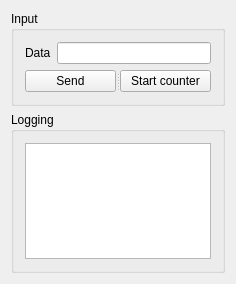
This is widget.ui in kiselvserg/ftdi as Qt 5 draws it before an edit. The edited form follows.
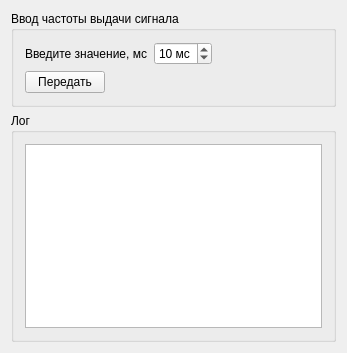
This is the edited form.

Commit message:
Интерфейс
Переделан интерфейс, сделал на русском языке

Patch:
```diff
--- a/widget.ui
+++ b/widget.ui
@@ -6,50 +6,91 @@
    <rect>
     <x>0</x>
     <y>0</y>
-    <width>236</width>
-    <height>284</height>
+    <width>347</width>
+    <height>353</height>
    </rect>
   </property>
   <property name="windowTitle">
    <string>Widget</string>
   </property>
-  <layout class="QVBoxLayout" name="verticalLayout">
+  <layout class="QVBoxLayout" name="verticalLayout_3">
    <item>
     <widget class="QGroupBox" name="groupBox">
      <property name="title">
-      <string>Input</string>
+      <string>Ввод частоты выдачи сигнала</string>
      </property>
      <layout class="QVBoxLayout" name="verticalLayout_2">
       <item>
+       <layout class="QVBoxLayout" name="verticalLayout">
+        <item>
        <layout class="QHBoxLayout" name="horizontalLayout">
         <item>
          <widget class="QLabel" name="label">
+            <property name="sizePolicy">
+             <sizepolicy hsizetype="Fixed" vsizetype="Preferred">
+              <horstretch>0</horstretch>
+              <verstretch>0</verstretch>
+             </sizepolicy>
+            </property>
           <property name="text">
-           <string>Data</string>
+             <string>Введите значение, мс</string>
           </property>
          </widget>
         </item>
         <item>
-         <widget class="QLineEdit" name="lineEdit"/>
-        </item>
-       </layout>
-      </item>
+           <widget class="QSpinBox" name="spinBox">
+            <property name="sizePolicy">
+             <sizepolicy hsizetype="Fixed" vsizetype="Fixed">
+              <horstretch>0</horstretch>
+              <verstretch>0</verstretch>
+             </sizepolicy>
+            </property>
+            <property name="suffix">
+             <string> мс</string>
+            </property>
+            <property name="minimum">
+             <number>5</number>
+            </property>
+            <property name="maximum">
+             <number>64</number>
+            </property>
+            <property name="singleStep">
+             <number>10</number>
+            </property>
+            <property name="value">
+             <number>10</number>
+            </property>
+           </widget>
+          </item>
       <item>
-       <widget class="QSplitter" name="splitter">
+           <spacer name="horizontalSpacer">
         <property name="orientation">
          <enum>Qt::Horizontal</enum>
         </property>
+            <property name="sizeHint" stdset="0">
+             <size>
+              <width>40</width>
+              <height>20</height>
+             </size>
+            </property>
+           </spacer>
+          </item>
+         </layout>
+        </item>
+        <item>
         <widget class="QPushButton" name="pushButton">
-         <property name="text">
-          <string>Send</string>
-         </property>
-        </widget>
-        <widget class="QPushButton" name="pushButton_2">
+          <property name="sizePolicy">
+           <sizepolicy hsizetype="Fixed" vsizetype="Fixed">
+            <horstretch>0</horstretch>
+            <verstretch>0</verstretch>
+           </sizepolicy>
+          </property>
          <property name="text">
-          <string>Start counter</string>
-         </property>
-        </widget>
-       </widget>
+           <string>Передать</string>
+          </property>
+         </widget>
+        </item>
+       </layout>
       </item>
      </layout>
     </widget>
@@ -57,7 +98,7 @@
    <item>
     <widget class="QGroupBox" name="groupBox_2">
      <property name="title">
-      <string>Logging</string>
+      <string>Лог</string>
      </property>
      <layout class="QGridLayout" name="gridLayout_3">
       <item row="0" column="0">
```
Lines whose indentation alone changed are shown as unchanged.
